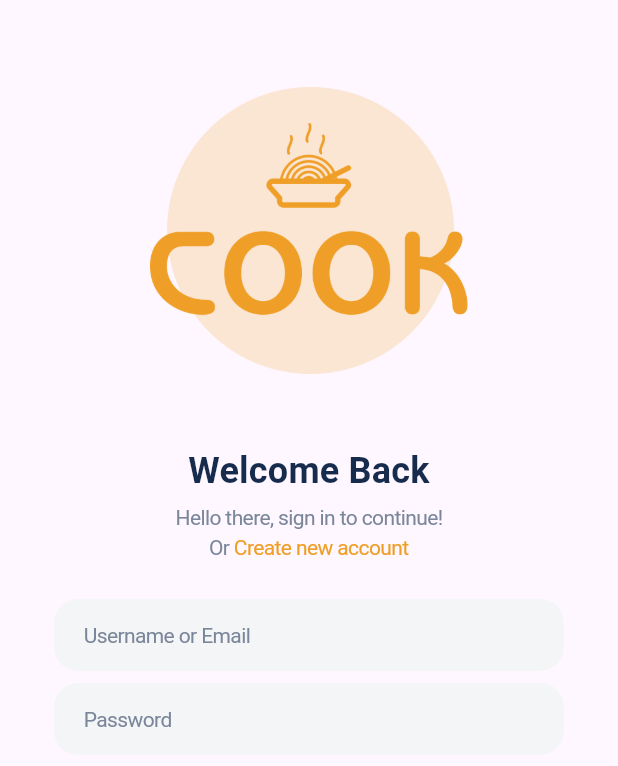
After one commit to duynam112005/food-drink-delivery, a Flutter app: the LoginPage screen opened by its route, on a phone screen of 412 x 824 dp. The commit adds this screen. Shown: the top 766 px of the screen. Run offline on Flutter 3.47's test engine with Material 3 defaults, Android fonts, the phone set to English and light mode, and no system bars; our stand-ins replace go_router, smooth_page_indicator.

Commit message:
feat: login page

```diff
--- a/lib/common/app_images.dart
+++ b/lib/common/app_images.dart
@@ -5,4 +5,6 @@ class AppImages{
   static const String onboarding2 = 'assets/images/onboarding2_image.png';
   static const String onboarding3 = 'assets/images/onboarding3_image.png';
 
+  static const String logo = 'assets/images/logo_image.png';
+
 }
--- a/lib/common/app_text_styles.dart
+++ b/lib/common/app_text_styles.dart
@@ -33,4 +33,11 @@ class AppTextStyles {
 
   //S14
   static final whiteS14Medium = white.copyWith(fontSize: 14, fontWeight: FontWeight.w500, letterSpacing: -0.2);
+
+
+  //red
+  static final red = TextStyle(color: AppColors.red400, fontWeight: FontWeight.w400);
+
+  //S14
+  static final redS14 = red.copyWith(fontSize: 14, letterSpacing: -0.4);
 }
--- a/lib/main.dart
+++ b/lib/main.dart
@@ -1,5 +1,5 @@
 import 'package:flutter/material.dart';
-import 'package:food_drink_delivery/ui/pages/app_start/onboarding_page.dart';
+import 'package:food_drink_delivery/router/route_config.dart';
 
 void main() {
   runApp(const MyApp());
@@ -11,13 +11,13 @@ class MyApp extends StatelessWidget {
   // This widget is the root of your application.
   @override
   Widget build(BuildContext context) {
-    return MaterialApp(
+    return MaterialApp.router(
+      routerConfig: RouteConfig.routes,
       debugShowCheckedModeBanner: false,
       title: 'Flutter Demo',
       theme: ThemeData(
         colorScheme: ColorScheme.fromSeed(seedColor: Colors.deepPurple),
       ),
-      home: const OnboardingPage(),
     );
   }
 }
--- a/lib/router/route_config.dart
+++ b/lib/router/route_config.dart
@@ -0,0 +1,30 @@
+import 'package:flutter/widgets.dart';
+import 'package:food_drink_delivery/ui/pages/app_start/onboarding_page.dart';
+import 'package:food_drink_delivery/ui/pages/auth/login/login_page.dart';
+import 'package:go_router/go_router.dart';
+
+class RouteConfig{
+  RouteConfig._();
+
+  static final navigationKey = GlobalKey<NavigatorState>();
+
+  static const String onboarding = '/onboarding';
+  static const String login = '/login';
+
+  static final routes = GoRouter(
+    initialLocation: onboarding,
+    navigatorKey: navigationKey,
+    routes:[
+      GoRoute(
+        path: onboarding,
+        name: 'onboarding',
+        builder: (context, state) => const OnboardingPage(),
+      ),
+      GoRoute(
+        path: login,
+        name: 'login',
+        builder: (context, state) => const LoginPage(),
+      )
+    ]
+  );
+}
--- a/lib/ui/pages/app_start/onboarding_page.dart
+++ b/lib/ui/pages/app_start/onboarding_page.dart
@@ -2,6 +2,7 @@ import 'package:flutter/material.dart';
 import 'package:food_drink_delivery/common/app_colors.dart';
 import 'package:food_drink_delivery/common/app_images.dart';
 import 'package:food_drink_delivery/common/app_text_styles.dart';
+import 'package:go_router/go_router.dart';
 import 'package:smooth_page_indicator/smooth_page_indicator.dart';
 
 class OnboardingPage extends StatefulWidget {
@@ -83,7 +84,9 @@ class _OnboardingPageState extends State<OnboardingPage> {
                         if(index < 2){
                           _pageController.nextPage(duration: const Duration(milliseconds: 300), curve: Curves.easeInOut);
                         }
-                        else{}
+                        else{
+                          context.pushReplacementNamed('login');
+                        }
                       },
                       child: Container(
                         width: double.infinity,
--- /dev/null
+++ b/lib/ui/pages/auth/login/login_page.dart
@@ -0,0 +1,141 @@
+import 'package:flutter/material.dart';
+import 'package:food_drink_delivery/common/app_colors.dart';
+import 'package:food_drink_delivery/common/app_images.dart';
+import 'package:food_drink_delivery/common/app_text_styles.dart';
+
+class LoginPage extends StatefulWidget {
+  const LoginPage({super.key});
+
+  @override
+  State<LoginPage> createState() => _LoginPageState();
+}
+
+class _LoginPageState extends State<LoginPage> {
+  final _formKey = GlobalKey<FormState>();
+  late final TextEditingController _emailController;
+  late final TextEditingController _passwordController;
+
+  @override
+  initState() {
+    super.initState();
+    _emailController = TextEditingController();
+    _passwordController = TextEditingController();
+  }
+
+  @override
+  void dispose() {
+    _emailController.dispose();
+    _passwordController.dispose();
+    super.dispose();
+  }
+
+  @override
+  Widget build(BuildContext context) {
+    return Scaffold(
+      body: SafeArea(
+        child: Center(
+          child: Padding(
+            padding: const EdgeInsets.symmetric(horizontal: 36),
+            child: Column(
+              children: [
+                _buildLogo(),
+                _buildTitle(),
+                const SizedBox(height: 24),
+                _buildLoginForm(),
+              ],
+            ),
+          ),
+        ),
+      ),
+    );
+  }
+
+  Widget _buildLogo() {
+    return Padding(
+      padding: const EdgeInsets.fromLTRB(64, 58, 64, 48),
+      child: Image.asset(AppImages.logo),
+    );
+  }
+
+  Widget _buildTitle() {
+    return Column(
+      children: [
+        Text(
+          'Welcome Back',
+          textAlign: TextAlign.center,
+          style: AppTextStyles.blackS24Bold,
+        ),
+        const SizedBox(height: 4),
+        Text(
+          'Hello there, sign in to continue!',
+          textAlign: TextAlign.center,
+          style: AppTextStyles.greyS14,
+        ),
+        Row(
+          mainAxisAlignment: MainAxisAlignment.center,
+          children: [
+            Text('Or ', style: AppTextStyles.greyS14),
+            InkWell(
+              onTap: () {},
+              child: Text('Create new account', style: AppTextStyles.redS14),
+            ),
+          ],
+        ),
+      ],
+    );
+  }
+
+  Widget _buildLoginForm() {
+    return Form(
+      key: _formKey,
+      child: Column(
+        children: [
+          TextFormField(
+            controller: _emailController,
+            decoration: InputDecoration(
+              hintText: 'Username or Email',
+              hintStyle: AppTextStyles.greyS14,
+              fillColor: Color(0xFFF4F5F7),
+              contentPadding: const EdgeInsets.symmetric(horizontal: 16, vertical: 12),
+              filled: true,
+              border: OutlineInputBorder(
+                borderRadius: BorderRadius.circular(16),
+                borderSide: BorderSide.none,
+              ),
+            ),
+            keyboardType: TextInputType.emailAddress,
+            validator: (value){
+              if(value == null || value.isEmpty){
+                return 'Please enter your email';
+              }
+              return null;
+            }
+          ),
+          const SizedBox(height: 8),
+          TextFormField(
+            controller: _passwordController,
+            decoration: InputDecoration(
+              hintText: 'Password',
+              hintStyle: AppTextStyles.greyS14,
+              contentPadding: const EdgeInsets.symmetric(horizontal: 16, vertical: 12),
+              filled: true,
+              fillColor: Color(0xFFF4F5F7),
+              border: OutlineInputBorder(
+                borderRadius: BorderRadius.circular(16),
+                borderSide: BorderSide.none,
+              ),
+            ),
+            obscureText: true,
+            validator: (value){
+              if(value == null || value.isEmpty){
+                return 'Please enter your password';
+              }
+              return null;
+            }
+          ),
+        ],
+      ),
+
+    );
+  }
+}
```
Also changed, not shown: assets/images/logo_image.png (added).
